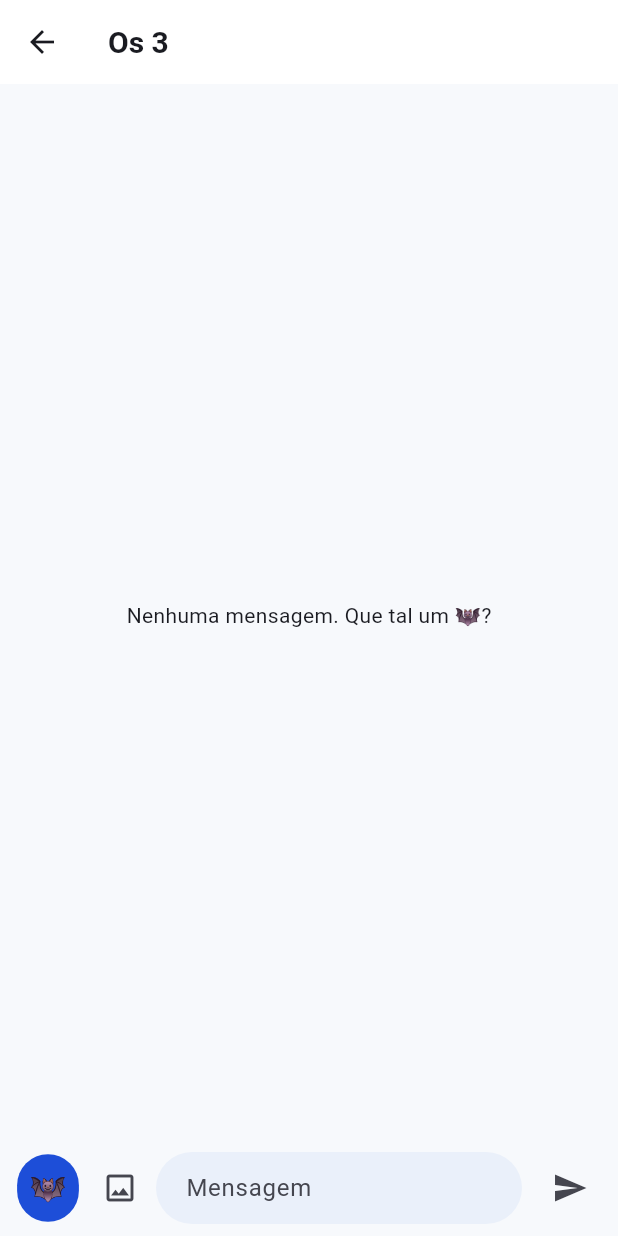
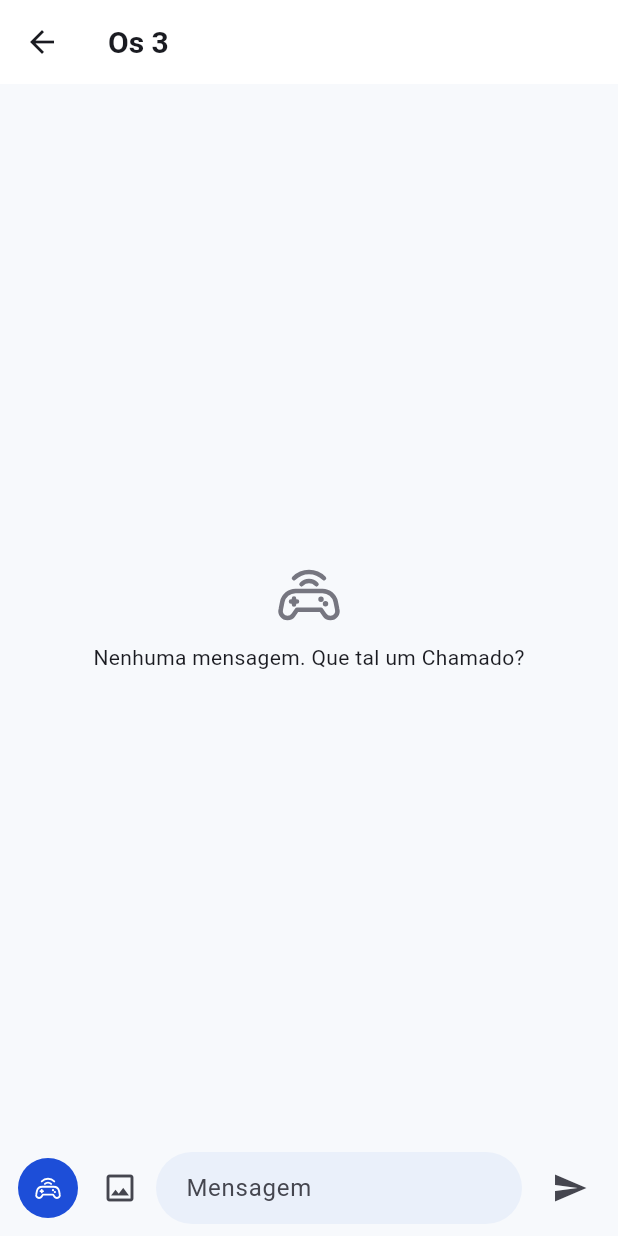
Before and after one commit to Israel-Mendes-git/Sale, a Flutter app: the ChatScreen screen opened directly with sample values from the repository, on a phone screen of 412 x 824 dp. Run offline on Flutter 3.47's test engine with Material 3 defaults, Android fonts, the phone set to English and light mode, and no system bars; our stand-ins replace audioplayers, file_picker, firebase_core, firebase_messaging, flutter_local_notifications, flutter_riverpod and 5 more; missing offline and left inert: ota_update; accounts and stored records are empty.

Commit message:
O Chamado com a marca do app, não o morcego
O emoji 🦇 ficava em três lugares — o botão de Chamado no chat, o chat vazio e
o Chamado agendado na aba Semana — como símbolo do Chamado. Agora é a própria
marca (o controle com o sinal saindo, assets/marca.svg), que já é o ícone do
app e o desenho do topo: um símbolo só em todo lugar, em vez de um emoji
emprestado.

```diff
--- a/lib/ui/screens/chat_screen.dart
+++ b/lib/ui/screens/chat_screen.dart
@@ -9,6 +9,7 @@ import '../../domain/models.dart';
 import '../../push/push.dart';
 import '../../state/providers.dart';
 import '../format.dart';
+import '../widgets/brand.dart';
 import '../widgets/chamado_card.dart';
 import '../widgets/chat_image.dart';
 import '../widgets/message_ticks.dart';
@@ -269,8 +270,18 @@ class _ChatScreenState extends ConsumerState<ChatScreen> {
                   (_) => _markRead(list),
                 );
                 if (list.isEmpty) {
-                  return const Center(
-                    child: Text('Nenhuma mensagem. Que tal um 🦇?'),
+                  return Center(
+                    child: Column(
+                      mainAxisSize: MainAxisSize.min,
+                      children: [
+                        Marca(
+                          size: 48,
+                          color: Theme.of(context).colorScheme.outline,
+                        ),
+                        const SizedBox(height: 8),
+                        const Text('Nenhuma mensagem. Que tal um Chamado?'),
+                      ],
+                    ),
                   );
                 }
                 final ordered = list.reversed.toList();
@@ -319,7 +330,10 @@ class _ChatScreenState extends ConsumerState<ChatScreen> {
                   IconButton.filled(
                     tooltip: 'Chamado',
                     onPressed: _openChamado,
-                    icon: const Text('🦇', style: TextStyle(fontSize: 20)),
+                    icon: Marca(
+                      size: 20,
+                      color: Theme.of(context).colorScheme.onPrimary,
+                    ),
                   ),
                   IconButton(
                     tooltip: 'Imagem',
```
Also changed, not shown: lib/ui/screens/week_screen.dart (+12 -3 lines).
